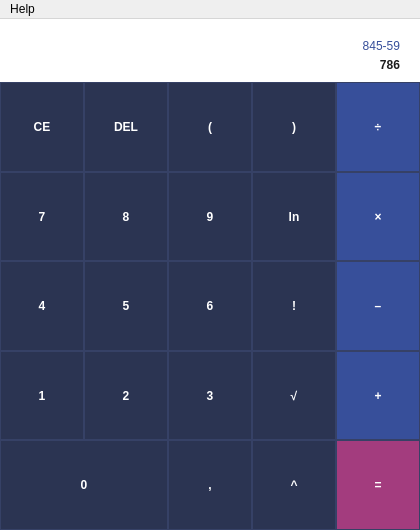
Before: the Qt Designer form src/mainwindow.ui in mstrlc/candycalc, drawn with Qt 5.
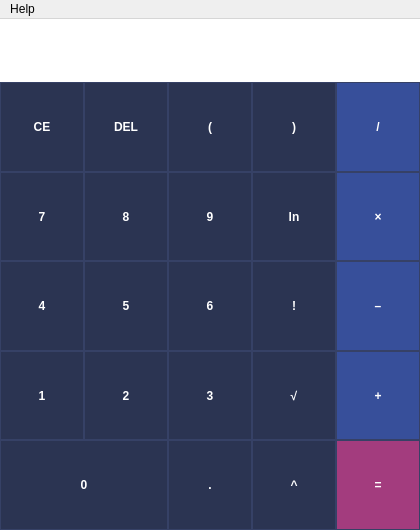
After: the same form once the commit is applied.

Commit message: edit UI & python files, buttons work, basic math (built-in lib)

The edit to the form file:
```diff
--- a/src/mainwindow.ui
+++ b/src/mainwindow.ui
@@ -134,7 +134,7 @@
          </sizepolicy>
         </property>
         <property name="text">
-         <string>845-59</string>
+         <string/>
         </property>
         <property name="textFormat">
          <enum>Qt::PlainText</enum>
@@ -162,7 +162,7 @@
          <number>0</number>
         </property>
         <property name="text">
-         <string>786</string>
+         <string/>
         </property>
         <property name="textFormat">
          <enum>Qt::PlainText</enum>
@@ -670,7 +670,7 @@
            <string notr="true"/>
           </property>
           <property name="text">
-           <string>,</string>
+           <string>.</string>
           </property>
           <property name="flat">
            <bool>false</bool>
@@ -813,7 +813,7 @@
 }</string>
           </property>
           <property name="text">
-           <string>÷</string>
+           <string>/</string>
           </property>
           <property name="flat">
            <bool>false</bool>
```
Left out of the diff: 2 changed lines with no effect on the pictures. The commit also changes 3 other files.
